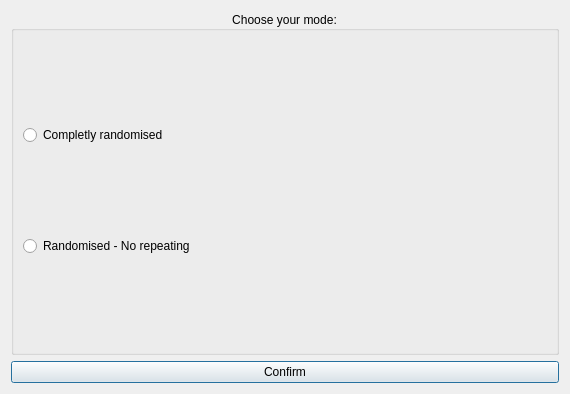
The window that card_view/mode_chooser.ui (Szybet/sanki) describes before a commit, drawn with Qt 5.
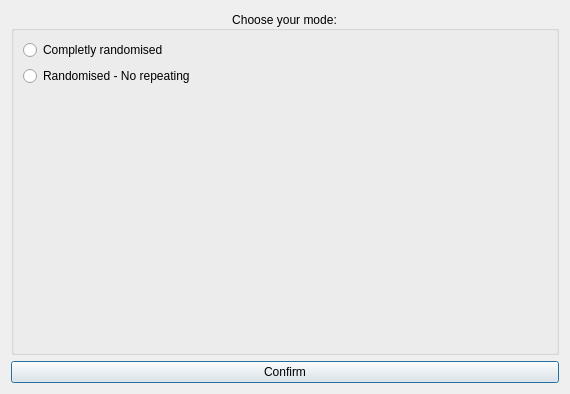
The same window after the commit.

Diff of the .ui file:
```diff
--- a/card_view/mode_chooser.ui
+++ b/card_view/mode_chooser.ui
@@ -57,6 +57,22 @@
           </property>
          </widget>
         </item>
+        <item>
+         <spacer name="verticalSpacer">
+          <property name="orientation">
+           <enum>Qt::Vertical</enum>
+          </property>
+          <property name="sizeType">
+           <enum>QSizePolicy::MinimumExpanding</enum>
+          </property>
+          <property name="sizeHint" stdset="0">
+           <size>
+            <width>20</width>
+            <height>40</height>
+           </size>
+          </property>
+         </spacer>
+        </item>
        </layout>
       </widget>
      </item>
```
